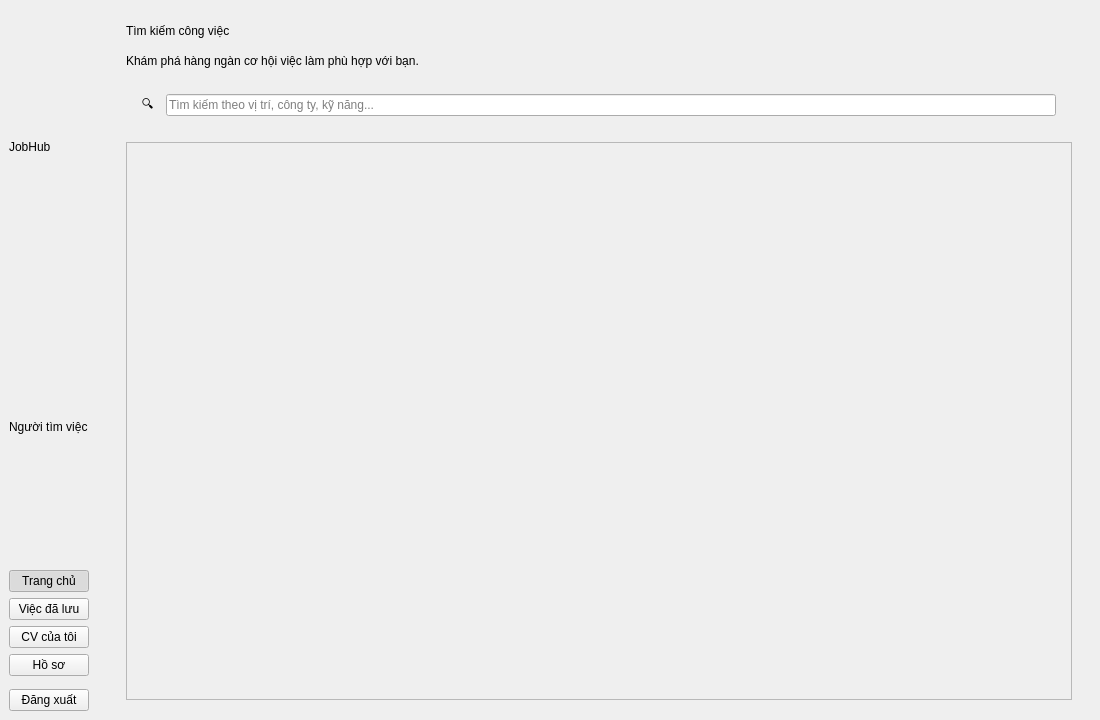
Old version of the form client/resources/ui/dashboard_shell.ui in the repository imaira203/BTLPY_N21_D31.
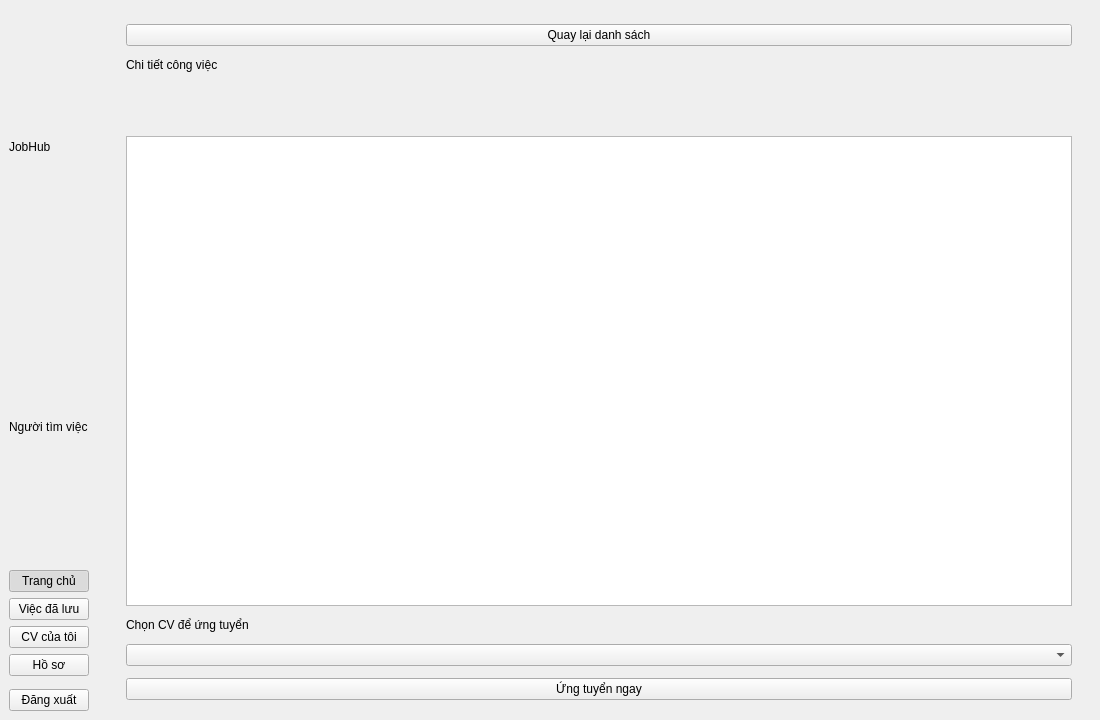
New version of the form. The open tabs and pages were chosen to show the change.

What changed in the file:
```diff
--- a/client/resources/ui/dashboard_shell.ui
+++ b/client/resources/ui/dashboard_shell.ui
@@ -206,7 +206,7 @@
            <item>
             <widget class="QLabel" name="labelSearchIcon">
              <property name="text">
-              <string>🔍</string>
+             <string></string>
              </property>
             </widget>
            </item>
@@ -310,6 +310,77 @@
         </item>
        </layout>
       </widget>
+      <widget class="QWidget" name="pageJobDetail">
+       <layout class="QVBoxLayout" name="verticalLayout_job_detail">
+        <property name="spacing">
+         <number>12</number>
+        </property>
+        <property name="leftMargin">
+         <number>28</number>
+        </property>
+        <property name="topMargin">
+         <number>24</number>
+        </property>
+        <property name="rightMargin">
+         <number>28</number>
+        </property>
+        <property name="bottomMargin">
+         <number>20</number>
+        </property>
+        <item>
+         <widget class="QPushButton" name="btnBackToJobs">
+          <property name="text">
+           <string>Quay lại danh sách</string>
+          </property>
+         </widget>
+        </item>
+        <item>
+         <widget class="QLabel" name="labelDetailTitle">
+          <property name="text">
+           <string>Chi tiết công việc</string>
+          </property>
+         </widget>
+        </item>
+        <item>
+         <widget class="QLabel" name="labelDetailCompany">
+          <property name="text">
+           <string/>
+          </property>
+         </widget>
+        </item>
+        <item>
+         <widget class="QLabel" name="labelDetailMeta">
+          <property name="text">
+           <string/>
+          </property>
+         </widget>
+        </item>
+        <item>
+         <widget class="QPlainTextEdit" name="plainJobDetail">
+          <property name="readOnly">
+           <bool>true</bool>
+          </property>
+         </widget>
+        </item>
+        <item>
+         <widget class="QLabel" name="labelDetailCv">
+          <property name="text">
+           <string>Chọn CV để ứng tuyển</string>
+          </property>
+         </widget>
+        </item>
+        <item>
+         <widget class="QComboBox" name="comboDetailCv"/>
+        </item>
+        <item>
+         <widget class="QPushButton" name="btnDetailApply">
+          <property name="text">
+           <string>Ứng tuyển ngay</string>
+          </property>
+         </widget>
+        </item>
+       </layout>
+      </widget>
       <widget class="QWidget" name="pageProfile">
        <layout class="QVBoxLayout" name="verticalLayout_profile">
         <item>
```
Left out of the diff: 27 changed lines with no effect on the pictures. Lines whose indentation alone changed are shown as unchanged.
